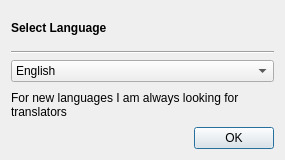
This is branches/sayonara-600/GUI/LanguageChooser/GUI_LanguageChooser.ui in shahid334/sayonara-player as Qt 5 draws it before an edit. The edited form follows.
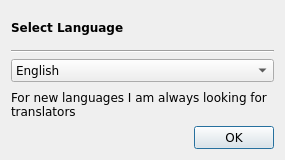
This is the edited form.

Diff of the .ui file:
```diff
--- a/branches/sayonara-600/GUI/LanguageChooser/GUI_LanguageChooser.ui
+++ b/branches/sayonara-600/GUI/LanguageChooser/GUI_LanguageChooser.ui
@@ -16,6 +16,11 @@
   <layout class="QGridLayout" name="gridLayout">
    <item row="4" column="1">
     <widget class="QPushButton" name="btn_ok">
+     <property name="font">
+      <font>
+       <family>DejaVu Sans</family>
+      </font>
+     </property>
      <property name="text">
       <string>OK</string>
      </property>
@@ -23,6 +28,11 @@
    </item>
    <item row="4" column="0">
     <spacer name="horizontalSpacer">
+     <property name="font">
+      <font>
+       <family>DejaVu Sans</family>
+      </font>
+     </property>
      <property name="orientation">
       <enum>Qt::Horizontal</enum>
      </property>
@@ -36,6 +46,11 @@
    </item>
    <item row="2" column="0" colspan="2">
     <widget class="QComboBox" name="combo_lang">
+     <property name="font">
+      <font>
+       <family>DejaVu Sans</family>
+      </font>
+     </property>
      <item>
       <property name="text">
        <string>English</string>
@@ -47,6 +62,7 @@
     <widget class="QLabel" name="label">
      <property name="font">
       <font>
+       <family>DejaVu Sans</family>
        <weight>75</weight>
        <bold>true</bold>
       </font>
@@ -58,6 +74,11 @@
    </item>
    <item row="1" column="0" colspan="2">
     <widget class="Line" name="line">
+     <property name="font">
+      <font>
+       <family>DejaVu Sans</family>
+      </font>
+     </property>
      <property name="orientation">
       <enum>Qt::Horizontal</enum>
      </property>
@@ -65,6 +86,11 @@
    </item>
    <item row="3" column="0" colspan="2">
     <widget class="QLabel" name="label_2">
+     <property name="font">
+      <font>
+       <family>DejaVu Sans</family>
+      </font>
+     </property>
      <property name="text">
       <string>For new languages I am always looking for translators</string>
      </property>
```
